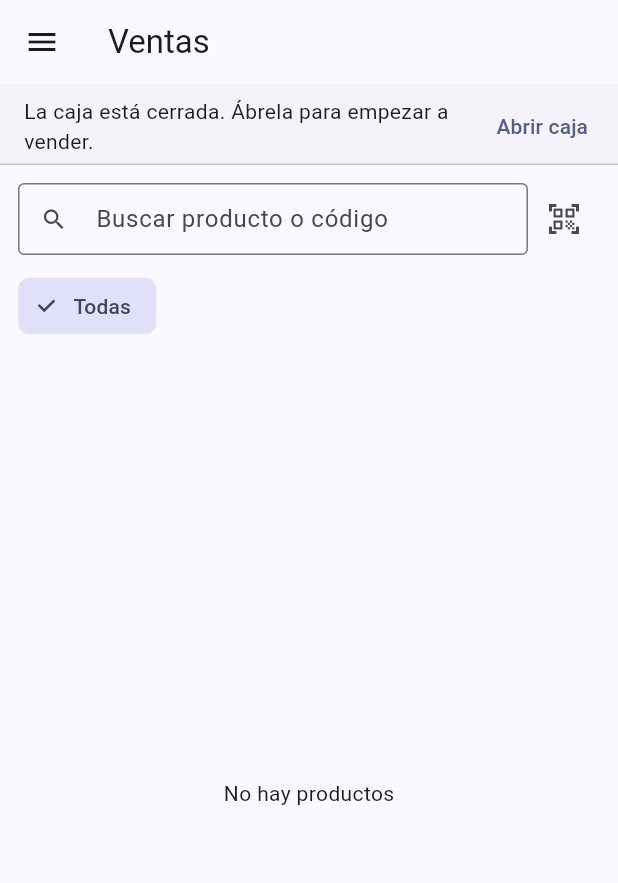
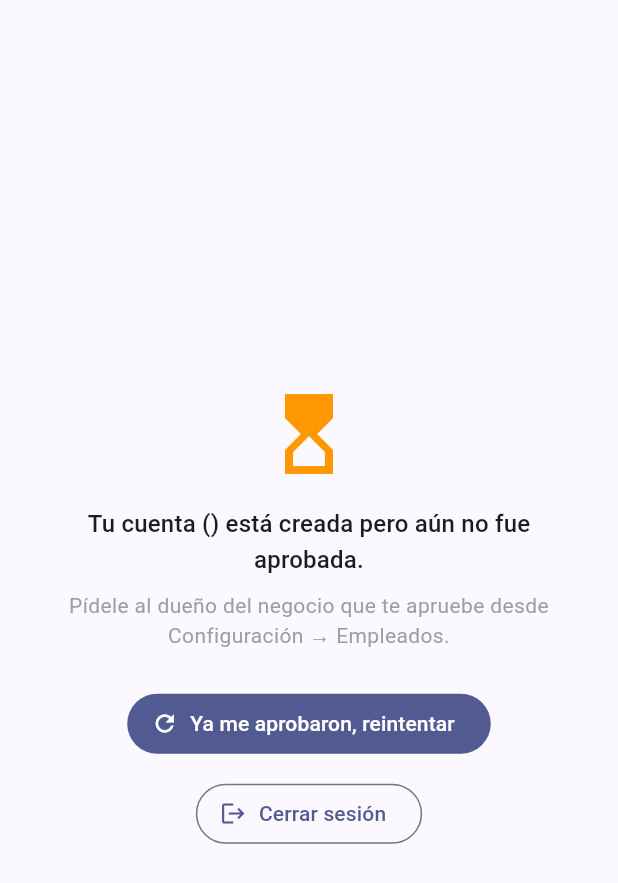
Before and after one commit to p1np0n/POSible, a Flutter app: the screen it shows once a user with an empty profile is signed in, on a phone screen of 412 x 824 dp. Shown: the top 883 px of the screen. Run offline on Flutter 3.47's test engine with Material 3 defaults, Android fonts, the phone set to English and light mode, and no system bars; our stand-ins replace image_picker, shared_preferences, supabase_flutter; missing offline and left inert: mobile_scanner; accounts and stored records are empty.

Commit message:
Agregar empleados con aprobación, historial de turnos, catálogo compartido opcional y elegir foto desde la galería
- Empleados: cualquiera puede crear una cuenta desde la app, pero no
  ve ningún dato hasta que un usuario ya aprobado lo aprueba desde
  Configuración > Empleados. Se implementa con una tabla profiles,
  un trigger que crea el perfil sin aprobar al registrarse, y una
  función is_approved() usada en las políticas de seguridad de todas
  las tablas del negocio (reemplaza el chequeo simple de "usuario
  logueado" que había antes).
- Turno: ahora es una pantalla completa con el estado actual y un
  historial de turnos (quién abrió/cerró cada uno y cuánto se vendió).
- Catálogo compartido entre negocios que usan POSible: infraestructura
  opcional (tabla en un proyecto de Supabase aparte, de lectura
  pública e inserción pública sin poder sobrescribir), integrada como
  fuente adicional en la búsqueda de productos. No hace nada hasta
  que se configure lib/config/shared_catalog_config.dart.
- Fotos de producto: ahora se puede tomar una foto o elegir una ya
  existente del celular.

Requiere volver a correr sql/schema.sql, y activar "Allow new users
to sign up" + desactivar "Confirm email" en Supabase (ver LEEME.md).

```diff
--- /dev/null
+++ b/lib/config/shared_catalog_config.dart
@@ -0,0 +1,18 @@
+// Catálogo de productos COMPARTIDO entre todos los negocios que usan
+// POSible. Es opcional: si no lo configuras, la app simplemente no lo usa
+// (sigue funcionando con tu catálogo propio y Open Food Facts).
+//
+// Cómo activarlo:
+// 1. Crea un proyecto de Supabase NUEVO Y APARTE del de tu negocio.
+// 2. Corre ahí el script sql/shared_catalog_schema.sql (ver ese archivo).
+// 3. Pega abajo el Project URL y la llave anon/publishable de ESE proyecto.
+class SharedCatalogConfig {
+  static const String supabaseUrl = 'PON_AQUI_LA_URL_DEL_CATALOGO_COMPARTIDO';
+  static const String supabaseAnonKey = 'PON_AQUI_LA_LLAVE_DEL_CATALOGO_COMPARTIDO';
+
+  static bool get isConfigured =>
+      supabaseUrl != 'PON_AQUI_LA_URL_DEL_CATALOGO_COMPARTIDO' &&
+      supabaseAnonKey != 'PON_AQUI_LA_LLAVE_DEL_CATALOGO_COMPARTIDO' &&
+      supabaseUrl.isNotEmpty &&
+      supabaseAnonKey.isNotEmpty;
+}
--- a/lib/main.dart
+++ b/lib/main.dart
@@ -3,11 +3,14 @@ import 'package:provider/provider.dart';
 import 'package:supabase_flutter/supabase_flutter.dart';
 
 import 'config/supabase_config.dart';
+import 'models/employee_profile.dart';
 import 'providers/app_preferences_provider.dart';
 import 'providers/cart_provider.dart';
 import 'providers/cash_session_provider.dart';
 import 'screens/auth/login_screen.dart';
+import 'screens/auth/pending_approval_screen.dart';
 import 'screens/home/home_shell.dart';
+import 'services/profile_repository.dart';
 
 Future<void> main() async {
   WidgetsFlutterBinding.ensureInitialized();
@@ -61,11 +64,18 @@ class AuthGate extends StatefulWidget {
 
 class _AuthGateState extends State<AuthGate> {
   late final Stream<AuthState> _authStateStream;
+  Future<EmployeeProfile?>? _profileFuture;
+  String? _profileForUserId;
 
   @override
   void initState() {
     super.initState();
     _authStateStream = Supabase.instance.client.auth.onAuthStateChange;
+  }
+
+  void _loadProfile(String userId) {
+    _profileForUserId = userId;
+    _profileFuture = ProfileRepository().getMyProfile();
   }
 
   @override
@@ -74,10 +84,31 @@ class _AuthGateState extends State<AuthGate> {
       stream: _authStateStream,
       builder: (context, snapshot) {
         final session = Supabase.instance.client.auth.currentSession;
-        if (session != null) {
-          return const HomeShell();
+        if (session == null) {
+          _profileFuture = null;
+          _profileForUserId = null;
+          return const LoginScreen();
         }
-        return const LoginScreen();
+
+        if (_profileForUserId != session.user.id) {
+          _loadProfile(session.user.id);
+        }
+
+        return FutureBuilder<EmployeeProfile?>(
+          future: _profileFuture,
+          builder: (context, profileSnapshot) {
+            if (profileSnapshot.connectionState != ConnectionState.done) {
+              return const Scaffold(body: Center(child: CircularProgressIndicator()));
+            }
+            final profile = profileSnapshot.data;
+            if (profile != null && profile.approved) {
+              return const HomeShell();
+            }
+            return PendingApprovalScreen(
+              onRetry: () => setState(() => _loadProfile(session.user.id)),
+            );
+          },
+        );
       },
     );
   }
--- a/lib/models/cash_session.dart
+++ b/lib/models/cash_session.dart
@@ -6,6 +6,7 @@ class CashSession {
   final double? closingAmount;
   final String status;
   final String? notes;
+  final String? userEmail;
 
   CashSession({
     required this.id,
@@ -15,6 +16,7 @@ class CashSession {
     this.closingAmount,
     required this.status,
     this.notes,
+    this.userEmail,
   });
 
   bool get isOpen => status == 'open';
@@ -27,5 +29,6 @@ class CashSession {
         closingAmount: (map['closing_amount'] as num?)?.toDouble(),
         status: map['status'] as String,
         notes: map['notes'] as String?,
+        userEmail: map['user_email'] as String?,
       );
 }
--- /dev/null
+++ b/lib/models/employee_profile.dart
@@ -0,0 +1,20 @@
+class EmployeeProfile {
+  final String id;
+  final String email;
+  final bool approved;
+  final DateTime createdAt;
+
+  EmployeeProfile({
+    required this.id,
+    required this.email,
+    required this.approved,
+    required this.createdAt,
+  });
+
+  factory EmployeeProfile.fromMap(Map<String, dynamic> map) => EmployeeProfile(
+        id: map['id'] as String,
+        email: (map['email'] as String?) ?? '',
+        approved: map['approved'] as bool,
+        createdAt: DateTime.parse(map['created_at'] as String),
+      );
+}
--- /dev/null
+++ b/lib/screens/auth/pending_approval_screen.dart
@@ -0,0 +1,51 @@
+import 'package:flutter/material.dart';
+import 'package:supabase_flutter/supabase_flutter.dart';
+
+class PendingApprovalScreen extends StatelessWidget {
+  final VoidCallback onRetry;
+
+  const PendingApprovalScreen({super.key, required this.onRetry});
+
+  @override
+  Widget build(BuildContext context) {
+    final email = Supabase.instance.client.auth.currentUser?.email ?? '';
+
+    return Scaffold(
+      body: Center(
+        child: Padding(
+          padding: const EdgeInsets.all(24),
+          child: Column(
+            mainAxisSize: MainAxisSize.min,
+            children: [
+              const Icon(Icons.hourglass_top, size: 64, color: Colors.orange),
+              const SizedBox(height: 16),
+              Text(
+                'Tu cuenta ($email) está creada pero aún no fue aprobada.',
+                textAlign: TextAlign.center,
+                style: Theme.of(context).textTheme.titleMedium,
+              ),
+              const SizedBox(height: 8),
+              const Text(
+                'Pídele al dueño del negocio que te apruebe desde\nConfiguración → Empleados.',
+                textAlign: TextAlign.center,
+                style: TextStyle(color: Colors.grey),
+              ),
+              const SizedBox(height: 24),
+              FilledButton.icon(
+                onPressed: onRetry,
+                icon: const Icon(Icons.refresh),
+                label: const Text('Ya me aprobaron, reintentar'),
+              ),
+              const SizedBox(height: 12),
+              OutlinedButton.icon(
+                onPressed: () => Supabase.instance.client.auth.signOut(),
+                icon: const Icon(Icons.logout),
+                label: const Text('Cerrar sesión'),
+              ),
+            ],
+          ),
+        ),
+      ),
+    );
+  }
+}
```
Also changed, not shown: lib/screens/auth/login_screen.dart (+32 -6 lines), lib/screens/employees/employees_screen.dart (added, +106 -0 lines), lib/screens/home/home_shell.dart (+30 -20 lines), lib/screens/inventory/product_form_screen.dart (+34 -6 lines), lib/screens/pos/turno_screen.dart (added, +136 -0 lines), lib/services/cash_session_repository.dart (+9 -2 lines), lib/services/photo_upload_service.dart (+5 -4 lines), lib/services/product_lookup_service.dart (+45 -16 lines), lib/services/profile_repository.dart (added, +31 -0 lines), lib/services/shared_catalog_repository.dart (added, +52 -0 lines), 3 other files.
